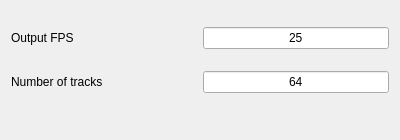
The window that src/GUI/settings/ui/VLMCPreferences.ui (VLMC/vlmc) describes before a commit, drawn with Qt 5.
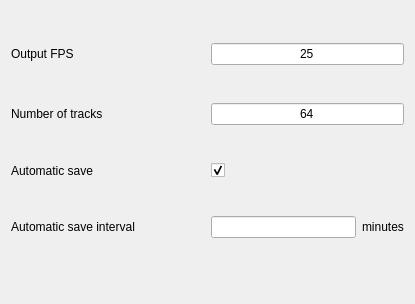
The same window after the commit.

Commit message: Added automatic backup and automatic backup interval to the GUI

Diff of the .ui file:
```diff
--- a/src/GUI/settings/ui/VLMCPreferences.ui
+++ b/src/GUI/settings/ui/VLMCPreferences.ui
@@ -6,8 +6,8 @@
    <rect>
     <x>0</x>
     <y>0</y>
-    <width>400</width>
-    <height>140</height>
+    <width>415</width>
+    <height>304</height>
    </rect>
   </property>
   <property name="windowTitle">
@@ -21,7 +21,7 @@
      </property>
     </widget>
    </item>
-   <item row="0" column="1">
+   <item row="0" column="2">
     <widget class="QLineEdit" name="outputFPS">
      <property name="text">
       <string>25</string>
@@ -38,7 +38,7 @@
      </property>
     </widget>
    </item>
-   <item row="1" column="1">
+   <item row="1" column="2">
     <widget class="QLineEdit" name="tracksNb">
      <property name="text">
       <string>64</string>
@@ -48,7 +48,7 @@
      </property>
     </widget>
    </item>
-   <item row="2" column="0">
+   <item row="6" column="0">
     <spacer name="horizontalSpacer">
      <property name="orientation">
       <enum>Qt::Horizontal</enum>
@@ -61,6 +61,59 @@
      </property>
     </spacer>
    </item>
+   <item row="2" column="0">
+    <widget class="QLabel" name="automaticSaveLabell">
+     <property name="text">
+      <string>Automatic save</string>
+     </property>
+    </widget>
+   </item>
+   <item row="2" column="2">
+    <widget class="QCheckBox" name="automaticSave">
+     <property name="text">
+      <string/>
+     </property>
+     <property name="checked">
+      <bool>true</bool>
+     </property>
+    </widget>
+   </item>
+   <item row="3" column="0">
+    <widget class="QLabel" name="automaticSaveIntervalLabel">
+     <property name="sizePolicy">
+      <sizepolicy hsizetype="Preferred" vsizetype="Maximum">
+       <horstretch>0</horstretch>
+       <verstretch>0</verstretch>
+      </sizepolicy>
+     </property>
+     <property name="text">
+      <string>Automatic save interval</string>
+     </property>
+    </widget>
+   </item>
+   <item row="3" column="2">
+    <layout class="QHBoxLayout" name="saveIntervalLabel">
+     <property name="sizeConstraint">
+      <enum>QLayout::SetDefaultConstraint</enum>
+     </property>
+     <item>
+      <widget class="QLineEdit" name="automaticSaveInterval"/>
+     </item>
+     <item>
+      <widget class="QLabel" name="minutesLabel">
+       <property name="sizePolicy">
+        <sizepolicy hsizetype="Preferred" vsizetype="Maximum">
+         <horstretch>0</horstretch>
+         <verstretch>0</verstretch>
+        </sizepolicy>
+       </property>
+       <property name="text">
+        <string>minutes</string>
+       </property>
+      </widget>
+     </item>
+    </layout>
+   </item>
   </layout>
  </widget>
  <resources/>
```
The commit also changes 3 other files.
